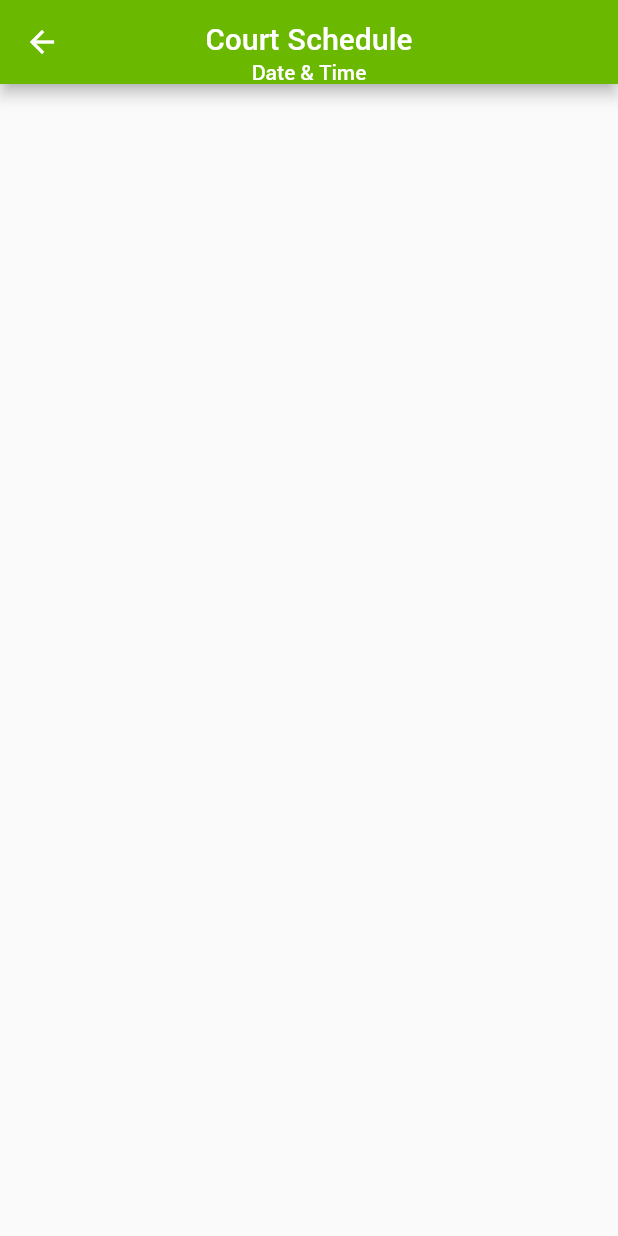
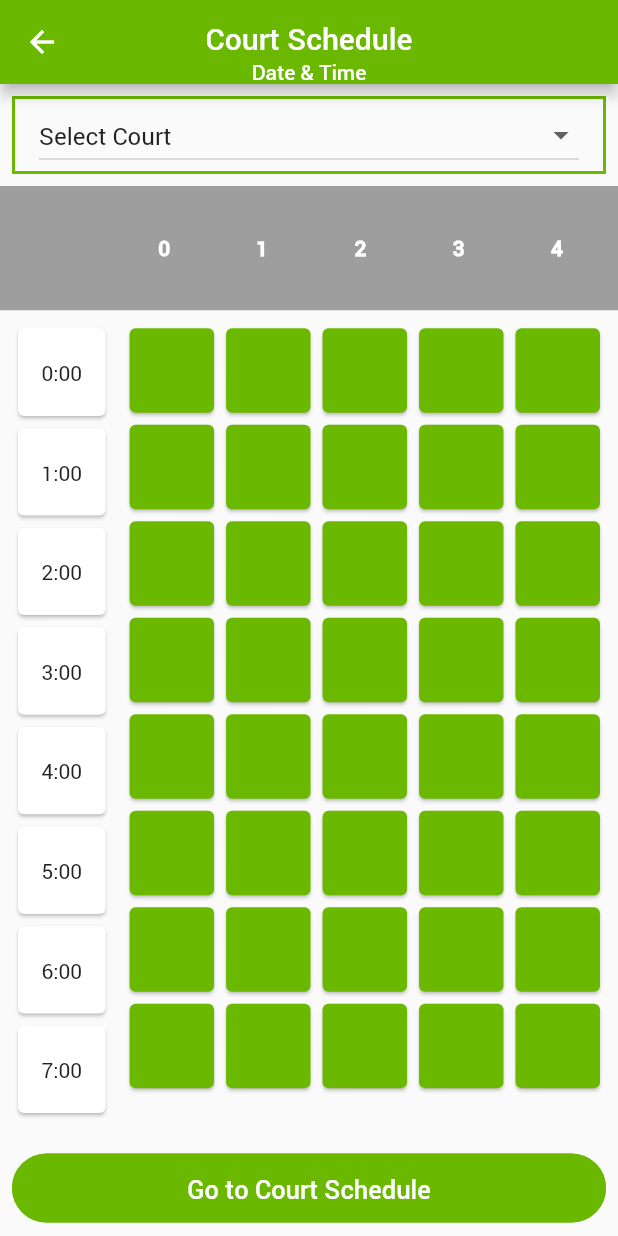
Before and after one commit to digitpk/Tennis-Booking-Event, a Flutter app: the CourtSchedule screen opened directly, on a phone screen of 412 x 824 dp. Run offline on Flutter 3.47's test engine with Material 2 defaults, Android fonts, the phone set to English and light mode, and no system bars; missing offline and left inert: flappy_search_bar.

Commit message:
Schedule Ui

```diff
--- a/lib/main.dart
+++ b/lib/main.dart
@@ -1,6 +1,6 @@
 import 'package:flutter/cupertino.dart';
 import 'package:flutter/material.dart';
-import 'package:tennis_event/screens/mainScreen.dart';
+import 'package:tennis_event/screens/game/courtSchedule.dart';
 import 'package:tennis_event/utilities/constants.dart';
 
 void main() {
@@ -20,8 +20,8 @@ class MyApp extends StatelessWidget {
           headline2: TextStyle(fontSize: 20.0, fontStyle: FontStyle.normal),
         ),
       ),
-      home: MainScreen(),
-      //home: UserRanking(),
+//      home: MainScreen(),
+      home: CourtSchedule(),
       // Start the app with the "/" named route. In this case, the app starts
       // on the FirstScreen widget.
 //      initialRoute: '/',
--- a/lib/screens/game/courtSchedule.dart
+++ b/lib/screens/game/courtSchedule.dart
@@ -1,4 +1,6 @@
+import 'package:flutter/cupertino.dart';
 import 'package:flutter/material.dart';
+import 'package:tennis_event/Widgets/bottomButton.dart';
 import 'package:tennis_event/utilities/constants.dart';
 import 'package:tennis_event/utilities/styles.dart';
 
@@ -8,6 +10,14 @@ class CourtSchedule extends StatefulWidget {
 }
 
 class _CourtScheduleState extends State<CourtSchedule> {
+  var _countryList = [
+    'Select Court',
+    'Location 1',
+    'Location 2',
+    'Location 3',
+  ];
+  var _currentSelectedItem = 'Select Court';
+
   @override
   Widget build(BuildContext context) {
     return Scaffold(
@@ -29,10 +39,160 @@ class _CourtScheduleState extends State<CourtSchedule> {
             ),
           ],
         ),
-//        title: Text(
-//          'Court Schedule',
-//          style: kAppbarStyle,
-//        ),
+      ),
+      body: Column(
+        children: [
+          Padding(
+            padding: const EdgeInsets.all(8.0),
+            child: Container(
+              padding: EdgeInsets.symmetric(horizontal: 16.0),
+              decoration: BoxDecoration(
+                border: Border.all(
+                    width: 2.0,
+                    color: kMainThemeColor,
+                    style: BorderStyle.solid),
+              ),
+              child: DropdownButton<String>(
+                isExpanded: true,
+                hint: new Text("Select Court"),
+                items: _countryList
+                    .map(
+                      (String dropDownStringItem) => DropdownMenuItem<String>(
+                        value: dropDownStringItem,
+                        child: Text(
+                          dropDownStringItem,
+                        ),
+                      ),
+                    )
+                    .toList(),
+                onChanged: (String newValueSelected) {
+                  setState(() {
+                    this._currentSelectedItem = newValueSelected;
+                  });
+                },
+                value: _currentSelectedItem,
+              ),
+            ),
+          ),
+          Expanded(
+            child: Container(
+              color: Colors.grey,
+              alignment: AlignmentDirectional.center,
+              padding: EdgeInsets.only(
+                bottom: 8,
+              ),
+              margin: EdgeInsets.only(
+                bottom: 8,
+              ),
+              child: Row(
+                children: [
+                  Expanded(
+                    child: Padding(
+                      padding: const EdgeInsets.only(
+                        top: 8.0,
+                        left: 8.0,
+                      ),
+                      child: GridView.count(
+                        crossAxisCount: 1,
+                        children: List<Widget>.generate(1, (index) {
+                          return GridTile(
+                            child: Card(
+                              color: Colors.grey,
+                              shadowColor: Colors.transparent,
+                            ),
+                          );
+                        }),
+                      ),
+                    ),
+                  ),
+                  Expanded(
+                    flex: 5,
+                    child: Padding(
+                      padding: const EdgeInsets.all(8.0),
+                      child: GridView.count(
+                        crossAxisCount: 5,
+                        children: List<Widget>.generate(5, (index) {
+                          return GridTile(
+                            child: Card(
+                              color: Colors.grey,
+                              shadowColor: Colors.transparent,
+                              child: Center(
+                                child: Text(
+                                  '$index',
+                                  style: kCourtScheduleCardTile,
+                                ),
+                              ),
+                            ),
+                          );
+                        }),
+                      ),
+                    ),
+                  ),
+                ],
+              ),
+            ),
+          ),
+          Expanded(
+            flex: 6,
+            child: Row(
+              children: [
+                Expanded(
+                  child: Padding(
+                    padding: const EdgeInsets.only(
+                      bottom: 8.0,
+                      left: 8.0,
+                      right: 8.0,
+                    ),
+                    child: GridView.count(
+                      crossAxisCount: 1,
+                      children: List<Widget>.generate(8, (index) {
+                        return GridTile(
+                          child: Card(
+                              child: Center(
+                            child: Text('$index' ':00'),
+                          )),
+                        );
+                      }),
+                    ),
+                  ),
+                ),
+                Expanded(
+                  flex: 4,
+                  child: Padding(
+                    padding: const EdgeInsets.only(
+                      bottom: 8.0,
+                      right: 8.0,
+                    ),
+                    child: GridView.count(
+                      crossAxisCount: 5,
+                      children: List<Widget>.generate(40, (index) {
+                        return GridTile(
+                          child: Card(
+                            color: kMainThemeColor,
+//                            child: Center(
+//                              child: Text('$index'),
+//                            ),
+                          ),
+                        );
+                      }),
+                    ),
+                  ),
+                ),
+              ],
+            ),
+          ),
+          BottomButton(
+            buttonTitle: 'Go to Court Schedule',
+            tapping: () {
+              Navigator.push(
+                context,
+                MaterialPageRoute(
+                  builder: (context) => CourtSchedule(),
+                ),
+              );
+            },
+          ),
+        ],
       ),
     );
   }
--- a/lib/utilities/styles.dart
+++ b/lib/utilities/styles.dart
@@ -61,3 +61,10 @@ const kCardHeading = TextStyle(
   fontFamily: 'Roboto',
   fontWeight: FontWeight.w500,
 );
+
+const kCourtScheduleCardTile = TextStyle(
+  color: Colors.white,
+  fontFamily: 'Roboto',
+  fontStyle: FontStyle.normal,
+  fontWeight: FontWeight.w800,
+);
```
